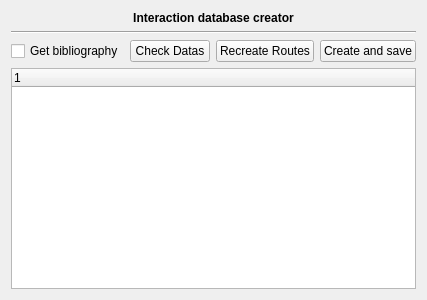
Old version of the form freetoolbox/plugins/interactiondb/interactiondatabasecreator.ui in the repository FreeHealth/freehealth.
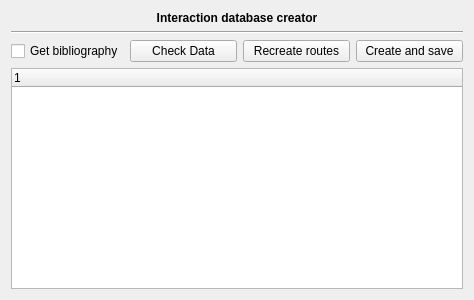
New version of the form.

Commit message: datas -> data (mostly comments/doc)

Patch:
```diff
--- a/freetoolbox/plugins/interactiondb/interactiondatabasecreator.ui
+++ b/freetoolbox/plugins/interactiondb/interactiondatabasecreator.ui
@@ -6,7 +6,7 @@
    <rect>
     <x>0</x>
     <y>0</y>
-    <width>419</width>
+    <width>474</width>
     <height>300</height>
    </rect>
   </property>
@@ -49,14 +49,14 @@
      <item>
       <widget class="QPushButton" name="checkDatas">
        <property name="text">
-        <string>Check Datas</string>
+        <string>Check Data</string>
        </property>
       </widget>
      </item>
      <item>
       <widget class="QPushButton" name="recreateRoutes">
        <property name="text">
-        <string>Recreate Routes</string>
+        <string>Recreate routes</string>
        </property>
       </widget>
      </item>
```
The commit also changes 20 other files.
